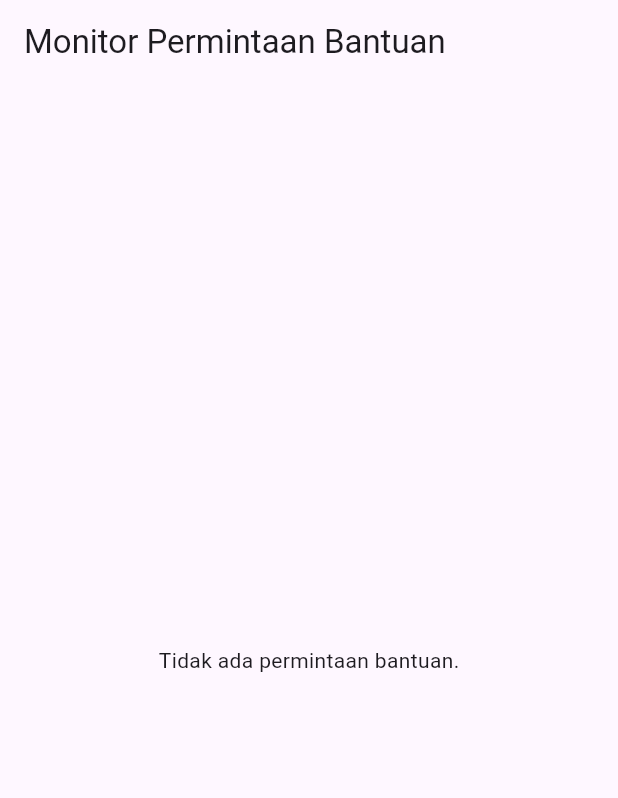
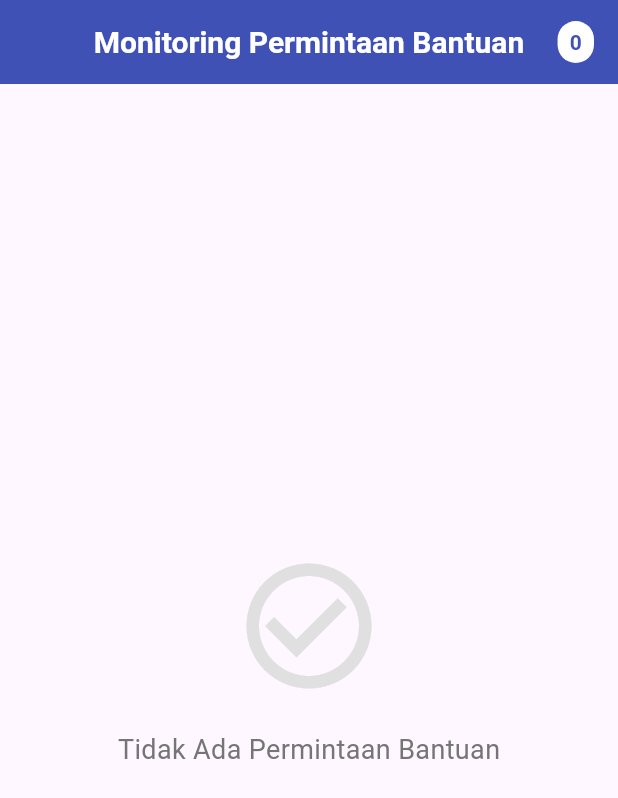
Before and after one commit to terminator791/firebase_flutter, a Flutter app: the screen it shows after launch, on a phone screen of 412 x 824 dp. Shown: the top 798 px of the screen. Run offline on Flutter 3.47's test engine with Material 3 defaults, Android fonts, the phone set to English and light mode, and no system bars; our stand-ins replace firebase_core, firebase_database; accounts and stored records are empty.

Commit message:
Refactor : update design

```diff
--- a/lib/main.dart
+++ b/lib/main.dart
@@ -16,7 +16,29 @@ class NurseApp extends StatelessWidget {
 
   @override
   Widget build(BuildContext context) {
-    return MaterialApp(home: NurseHomePage());
+    return MaterialApp(
+      theme: ThemeData(
+        primarySwatch: Colors.indigo,
+        visualDensity: VisualDensity.adaptivePlatformDensity,
+        cardTheme: CardTheme(
+          elevation: 4,
+          shape: RoundedRectangleBorder(
+            borderRadius: BorderRadius.circular(15),
+          ),
+        ),
+        appBarTheme: AppBarTheme(
+          elevation: 0,
+          centerTitle: true,
+          backgroundColor: Colors.indigo,
+          titleTextStyle: TextStyle(
+            fontSize: 20,
+            fontWeight: FontWeight.bold,
+            color: Colors.white,
+          ),
+        ),
+      ),
+      home: NurseHomePage(),
+    );
   }
 }
 
@@ -28,6 +50,7 @@ class NurseHomePage extends StatefulWidget {
 class _NurseHomePageState extends State<NurseHomePage> {
   final DatabaseReference database = FirebaseDatabase.instance.ref();
   Map<String, dynamic> helpRequests = {};
+  bool _isLoading = true;
 
   @override
   void initState() {
@@ -35,29 +58,53 @@ class _NurseHomePageState extends State<NurseHomePage> {
     _listenForHelpRequests();
   }
 
-  // Fungsi untuk mendengarkan perubahan data permintaan bantuan
   void _listenForHelpRequests() {
     database.child("help_requests").onValue.listen((event) {
       final data = event.snapshot.value as Map<dynamic, dynamic>?;
-      if (data != null) {
       setState(() {
-          helpRequests = data.map((key, value) => MapEntry(key.toString(), value));
+        helpRequests = data != null
+          ? data.map((key, value) => MapEntry(key.toString(), value))
+          : {};
+        _isLoading = false;
       });
-      }
+    }, onError: (error) {
+      setState(() {
+        _isLoading = false;
+      });
+      _showErrorSnackBar('Gagal memuat permintaan bantuan');
     });
   }
 
-  // Fungsi untuk mematikan permintaan bantuan
   void disableHelpRequest(String patientId) async {
     try {
       await database.child("help_requests/$patientId").update({
         "status": 0,
         "pesan": "",
       });
-      print("Permintaan bantuan untuk $patientId telah dimatikan.");
+      _showSuccessSnackBar("Permintaan bantuan untuk $patientId telah ditangani");
     } catch (e) {
-      print("Terjadi kesalahan saat mematikan permintaan: $e");
+      _showErrorSnackBar("Gagal mematikan permintaan: $e");
     }
+  }
+
+  void _showSuccessSnackBar(String message) {
+    ScaffoldMessenger.of(context).showSnackBar(
+      SnackBar(
+        content: Text(message),
+        backgroundColor: Colors.green,
+        duration: Duration(seconds: 2),
+      ),
+    );
+  }
+
+  void _showErrorSnackBar(String message) {
+    ScaffoldMessenger.of(context).showSnackBar(
+      SnackBar(
+        content: Text(message),
+        backgroundColor: Colors.red,
+        duration: Duration(seconds: 2),
+      ),
+    );
   }
 
   @override
@@ -66,31 +113,109 @@ class _NurseHomePageState extends State<NurseHomePage> {
     final requestingHelp = helpRequests.entries.where((entry) => entry.value["status"] == 1).toList();
 
     return Scaffold(
-      appBar: AppBar(title: Text("Monitor Permintaan Bantuan")),
-      body: Center(
-        child: requestingHelp.isEmpty
-            ? Text("Tidak ada permintaan bantuan.")
+      appBar: AppBar(
+        title: Text("Monitoring Permintaan Bantuan"),
+        actions: [
+          // Badge to show number of active help requests
+          Container(
+            margin: EdgeInsets.only(right: 16),
+            child: Center(
+              child: Container(
+                padding: EdgeInsets.symmetric(horizontal: 8, vertical: 4),
+                decoration: BoxDecoration(
+                  color: Colors.white,
+                  borderRadius: BorderRadius.circular(20),
+                ),
+                child: Text(
+                  '${requestingHelp.length}',
+                  style: TextStyle(
+                    color: Colors.indigo,
+                    fontWeight: FontWeight.bold,
+                  ),
+                ),
+              ),
+            ),
+          ),
+        ],
+      ),
+      body: _isLoading
+        ? Center(child: CircularProgressIndicator())
+        : requestingHelp.isEmpty
+          ? Center(
+              child: Column(
+                mainAxisAlignment: MainAxisAlignment.center,
+                children: [
+                  Icon(
+                    Icons.check_circle_outline,
+                    size: 100,
+                    color: Colors.grey.shade300,
+                  ),
+                  SizedBox(height: 20),
+                  Text(
+                    "Tidak Ada Permintaan Bantuan",
+                    style: TextStyle(
+                      fontSize: 18,
+                      color: Colors.grey.shade600,
+                    ),
+                  ),
+                ],
+              ),
+            )
           : ListView.builder(
+              padding: EdgeInsets.all(10),
               itemCount: requestingHelp.length,
               itemBuilder: (context, index) {
                 String patientId = requestingHelp[index].key;
                 Map<dynamic, dynamic> request = requestingHelp[index].value;
                 String message = request["pesan"] ?? "";
 
-                  return Card(
-                    margin: EdgeInsets.all(10),
+                return Dismissible(
+                  key: Key(patientId),
+                  background: Container(
+                    color: Colors.red,
+                    alignment: Alignment.centerRight,
+                    padding: EdgeInsets.only(right: 20),
+                    child: Icon(
+                      Icons.delete,
+                      color: Colors.white,
+                    ),
+                  ),
+                  direction: DismissDirection.endToStart,
+                  onDismissed: (_) => disableHelpRequest(patientId),
+                  child: Card(
+                    margin: EdgeInsets.symmetric(vertical: 8),
                     child: ListTile(
-                      title: Text("$patientId"),
-                      subtitle: Text("Pesan: $message"),
+                      leading: CircleAvatar(
+                        backgroundColor: Colors.indigo.shade100,
+                        child: Icon(
+                          Icons.person,
+                          color: Colors.indigo,
+                        ),
+                      ),
+                      title: Text(
+                        patientId.replaceAll('_', ' ').toUpperCase(),
+                        style: TextStyle(
+                          fontWeight: FontWeight.bold,
+                          color: Colors.indigo.shade700,
+                        ),
+                      ),
+                      subtitle: Text(
+                        message,
+                        maxLines: 2,
+                        overflow: TextOverflow.ellipsis,
+                      ),
                       trailing: IconButton(
-                        icon: Icon(Icons.close, color: Colors.red),
+                        icon: Icon(
+                          Icons.check_circle,
+                          color: Colors.green,
+                        ),
                         onPressed: () => disableHelpRequest(patientId),
+                      ),
                     ),
                   ),
                 );
               },
             ),
-      ),
     );
   }
 }
```
Lines whose indentation alone changed are shown as unchanged.
